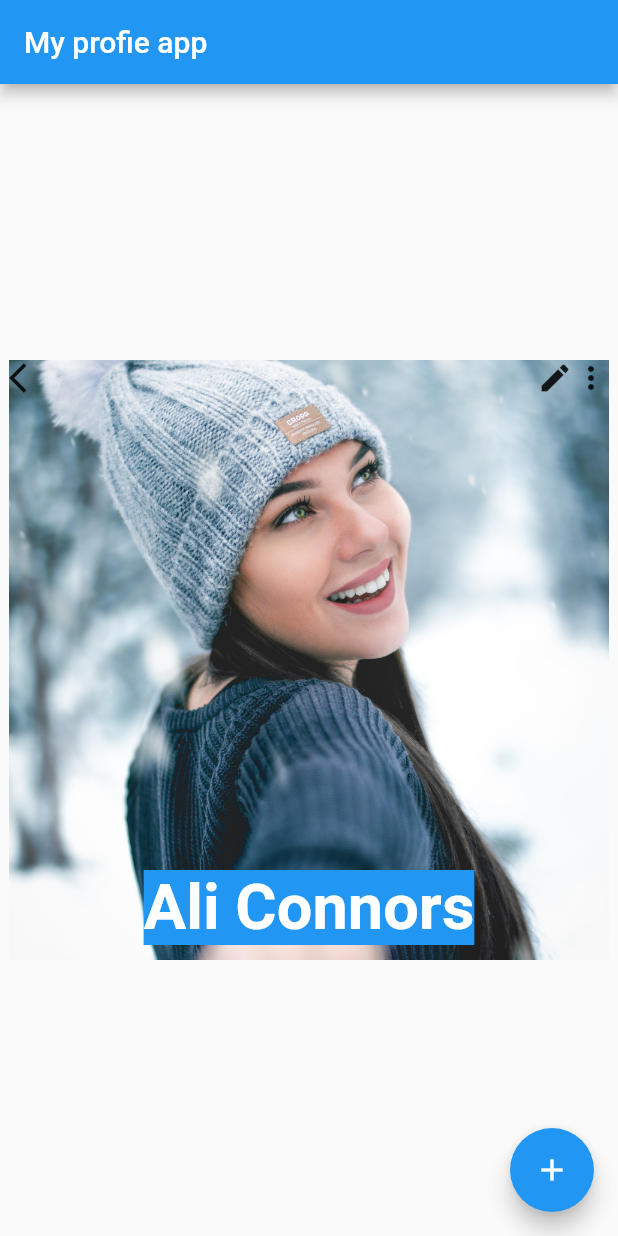
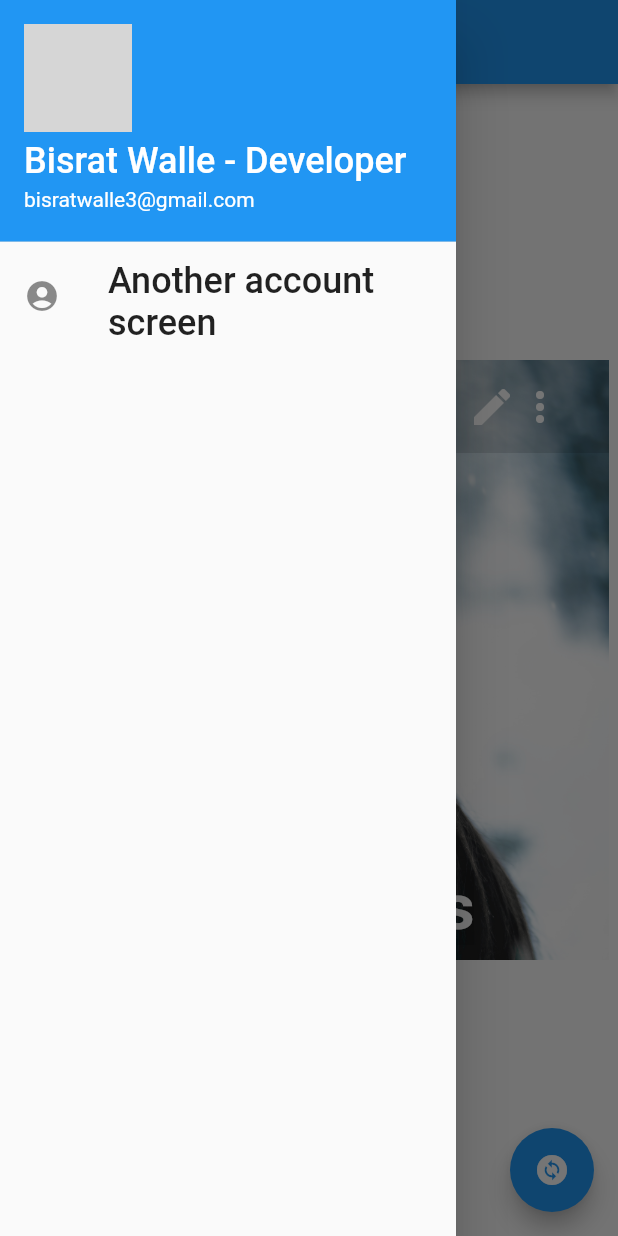
Before and after one commit to bisrat-walle/Flutter-Coding-Practice, a Flutter app: the screen it shows after launch, with the side drawer open (before the commit the screen has no drawer), on a phone screen of 412 x 824 dp. Run offline on Flutter 3.47's test engine with Material 2 defaults, Android fonts, the phone set to English and light mode, and no system bars; network calls fail; grey boxes are pictures that could not be loaded.

Commit message:
modifying the screens and adding drawer widget

```diff
--- a/lib/profile1.dart
+++ b/lib/profile1.dart
@@ -2,7 +2,7 @@ import 'package:flutter/material.dart';
 import 'profile2.dart';
 
 class ProfileOne extends StatelessWidget {
-  const ProfileOne({Key? key}) : super(key: key);
+  // const ProfileOne({Key? key}) : super(key: key);
 
   @override
   Widget build(BuildContext context) {
@@ -10,12 +10,53 @@ class ProfileOne extends StatelessWidget {
       appBar: AppBar(
         title: const Text("My profie app"),
       ),
+      drawer: Drawer(
+        child: ListView(
+          padding: EdgeInsets.zero,
+          children: [
+            const UserAccountsDrawerHeader(
+              currentAccountPicture: CircleAvatar(
+                backgroundImage: NetworkImage(
+                    "https://avatars.githubusercontent.com/u/87634885?v=4"),
+              ),
+              accountEmail: Text('bisratwalle3@gmail.com'),
+              accountName: Text(
+                'Bisrat Walle - Developer',
+                style: TextStyle(fontSize: 24.0),
+              ),
+              decoration: BoxDecoration(
+                color: Colors.blue,
+              ),
+            ),
+            ListTile(
+              leading: const Icon(Icons.account_circle_rounded),
+              title: const Text(
+                'Another account screen',
+                style: TextStyle(fontSize: 24.0),
+              ),
+              onTap: () {
+                Navigator.pop(context);
+                Navigator.push(
+                  context,
+                  MaterialPageRoute<void>(
+                      builder: (BuildContext context) => ProfileTwo()),
+                );
+              },
+            ),
+          ],
+        ),
+      ),
       floatingActionButton: FloatingActionButton(
-        child: const Icon(Icons.add),
+        child: const Icon(
+          Icons.change_circle,
+          semanticLabel: "Change Profile",
+        ),
         onPressed: () {
-          Navigator.push( context, MaterialPageRoute(
+          Navigator.push(
+            context,
+            MaterialPageRoute(
               builder: (context) {
-              return  ProfileTwo();
+                return ProfileTwo();
               },
             ),
           );
@@ -30,18 +71,34 @@ class ProfileOne extends StatelessWidget {
             children: [
               Container(
                 width: double.infinity,
-                  child: Image.asset("assets/profile_image1.jpg", fit: BoxFit.cover,),
-
+                child: Image.asset(
+                  "assets/profile_image1.jpg",
+                  fit: BoxFit.cover,
+                ),
               ),
               Container(
+                color: Colors.black12,
+                padding: EdgeInsets.fromLTRB(30, 15, 30, 15),
                 child: Row(
                   mainAxisAlignment: MainAxisAlignment.spaceBetween,
                   children: [
-                      Icon(Icons.arrow_back_ios),
+                    Icon(
+                      Icons.arrow_back_ios,
+                      color: Colors.white,
+                      size: 32,
+                    ),
                     Row(
                       children: [
-                          Icon(Icons.mode_edit),
-                          Icon(Icons.more_vert),
+                        Icon(
+                          Icons.mode_edit,
+                          color: Colors.white,
+                          size: 32,
+                        ),
+                        Icon(
+                          Icons.more_vert,
+                          color: Colors.white,
+                          size: 32,
+                        ),
                       ],
                     )
                   ],
@@ -49,28 +106,30 @@ class ProfileOne extends StatelessWidget {
               ),
               Positioned(
                 bottom: 10,
-                  left:0,
-                  right:0,
+                left: 0,
+                right: 0,
                 child: Center(
                   child: Container(
                     height: 50,
-                    color: Colors.blue,
+                    color: Colors.black12,
                     child: FittedBox(
-                      child: Text("Ali Connors", textAlign: TextAlign.center,
+                      child: Text(
+                        "Ali Connors",
+                        textAlign: TextAlign.center,
                         style: TextStyle(
                           fontSize: 32,
                           fontWeight: FontWeight.bold,
                           color: Colors.white,
-                    ),),
                         ),
-                  )
+                      ),
+                    ),
+                  ),
                 ),
               )
             ],
           ),
         ),
       ),
-
     );
   }
 }
```
Also changed, not shown: lib/profile2.dart (+14 -9 lines). Lines whose indentation alone changed are shown as unchanged.
